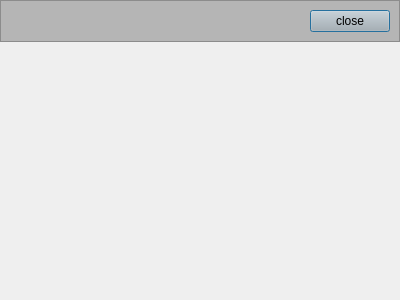
This is UiControl/dialog.ui in StudyALittle/QToolKit2 as Qt 5 draws it before an edit. The edited form follows.
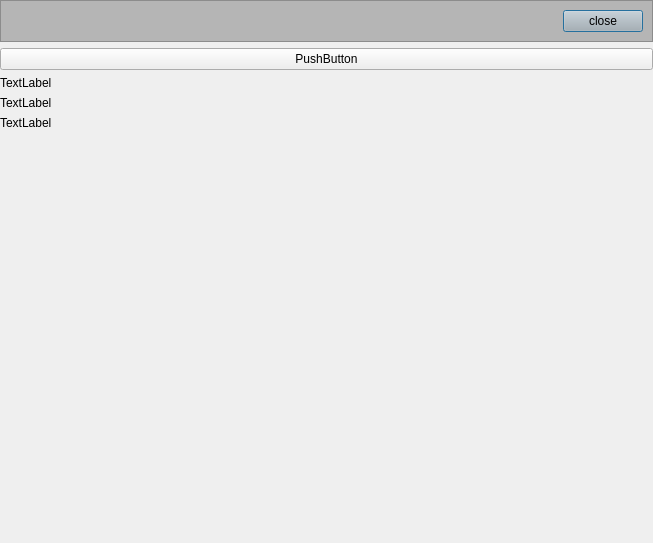
This is the edited form.

```diff
--- a/UiControl/dialog.ui
+++ b/UiControl/dialog.ui
@@ -6,13 +6,16 @@
    <rect>
     <x>0</x>
     <y>0</y>
-    <width>400</width>
-    <height>300</height>
+    <width>653</width>
+    <height>543</height>
    </rect>
   </property>
   <property name="windowTitle">
    <string>Dialog</string>
   </property>
+  <property name="styleSheet">
+   <string notr="true"/>
+  </property>
   <layout class="QVBoxLayout" name="verticalLayout">
    <property name="leftMargin">
     <number>0</number>
@@ -67,6 +70,34 @@
      </layout>
     </widget>
    </item>
+   <item>
+    <widget class="QPushButton" name="pushButton">
+     <property name="text">
+      <string>PushButton</string>
+     </property>
+    </widget>
+   </item>
+   <item>
+    <widget class="QLabel" name="label_6">
+     <property name="text">
+      <string>TextLabel</string>
+     </property>
+    </widget>
+   </item>
+   <item>
+    <widget class="QLabel" name="label_7">
+     <property name="text">
+      <string>TextLabel</string>
+     </property>
+    </widget>
+   </item>
+   <item>
+    <widget class="QLabel" name="label_8">
+     <property name="text">
+      <string>TextLabel</string>
+     </property>
+    </widget>
+   </item>
    <item>
     <spacer name="verticalSpacer">
      <property name="orientation">
```
